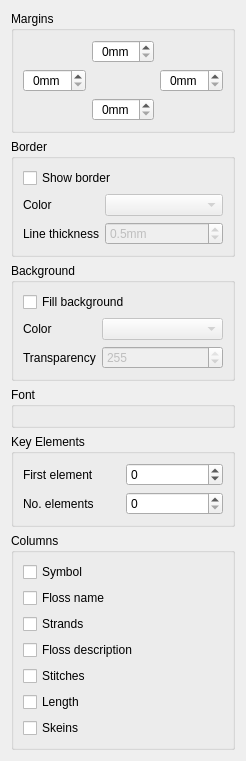
Above: ui/KeyElement.ui from KDE/kxstitch before the change. Below: the same form after it.
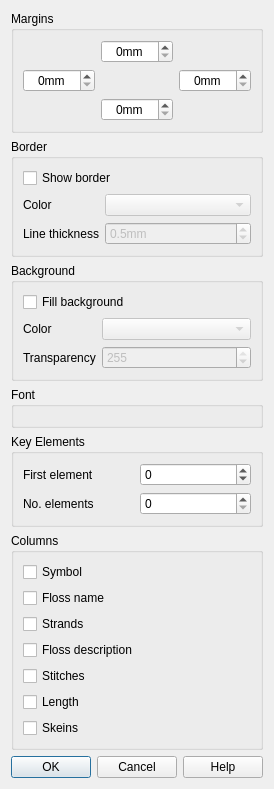
That is the form after the change. Custom widgets are drawn as their Qt base class.

Commit message: KDialog -> QDialog

Patch:
```diff
--- a/ui/KeyElement.ui
+++ b/ui/KeyElement.ui
@@ -404,6 +404,13 @@
      </layout>
     </widget>
    </item>
+   <item>
+    <widget class="QDialogButtonBox" name="DialogButtonBox">
+     <property name="standardButtons">
+      <set>QDialogButtonBox::Cancel|QDialogButtonBox::Help|QDialogButtonBox::Ok</set>
+     </property>
+    </widget>
+   </item>
   </layout>
  </widget>
  <customwidgets>
```
The commit also changes 2 other files.
